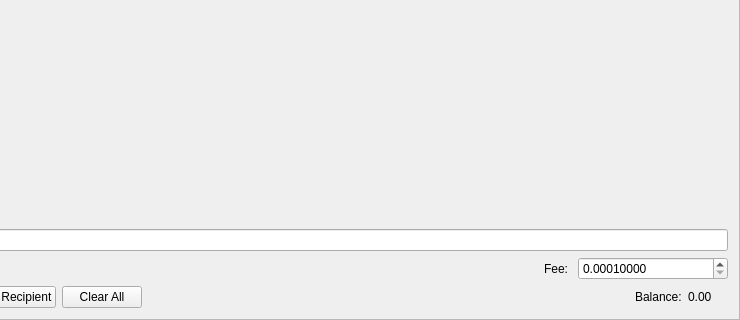
First picture: the form in src/WalletGui/gui/ui/sendframe.ui, repository dynexcoin/Dynex, before the edit; both pictures show x 126 to 866 and y 270 to 590 of the 866 by 590 pixel window.
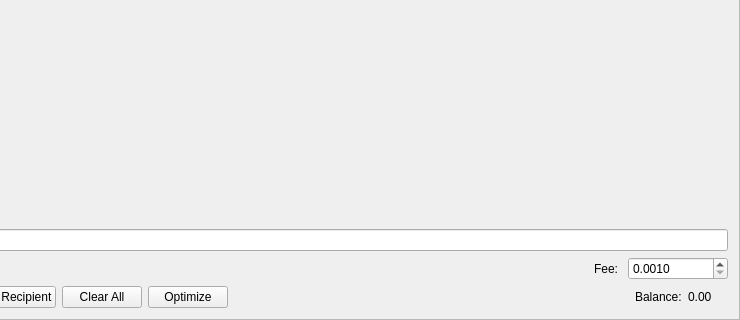
Second picture: the form after the edit. Icons and pictures are not drawn.

Patch:
```diff
--- a/src/WalletGui/gui/ui/sendframe.ui
+++ b/src/WalletGui/gui/ui/sendframe.ui
@@ -79,7 +79,7 @@
        </property>
        <property name="minimumSize">
         <size>
-         <width>150</width>
+         <width>100</width>
          <height>0</height>
         </size>
        </property>
@@ -99,19 +99,19 @@
         <string/>
        </property>
        <property name="decimals">
-        <number>8</number>
+        <number>4</number>
        </property>
        <property name="minimum">
-        <double>0.000100000000000</double>
+        <double>0.0010</double>
        </property>
        <property name="maximum">
-        <double>9999.000000000000000</double>
+        <double>1.000000000000000</double>
        </property>
        <property name="singleStep">
         <double>0.000100000000000</double>
        </property>
        <property name="value">
-        <double>0.000100000000000</double>
+        <double>0.0010</double>
        </property>
       </widget>
      </item>
@@ -185,6 +185,17 @@
        </property>
       </widget>
      </item>
+     <item>
+      <widget class="QPushButton" name="m_optimizeButton">
+       <property name="text">
+        <string>Optimize</string>
+       </property>
+       <property name="icon">
+        <iconset resource="../../resources.qrc">
+         <normaloff>:/icons/transactions</normaloff>:/icons/transactions</iconset>
+       </property>
+      </widget>
+     </item>
      <item>
       <spacer name="horizontalSpacer_2">
        <property name="orientation">
```
Left out of the diff: 22 changed lines with no effect on the pictures.
